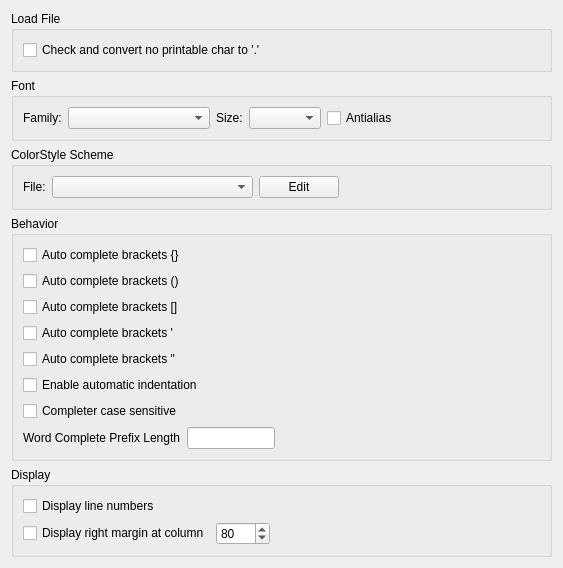
Qt form liteidex/src/plugins/liteeditor/liteeditoroption.ui (visualfc/liteide) before a commit.
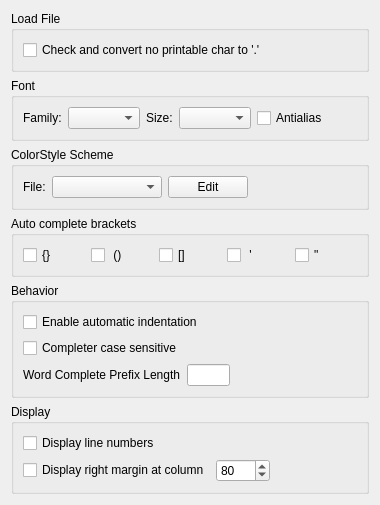
The same form after that commit.

What changed in the file:
```diff
--- a/liteidex/src/plugins/liteeditor/liteeditoroption.ui
+++ b/liteidex/src/plugins/liteeditor/liteeditoroption.ui
@@ -6,8 +6,8 @@
    <rect>
     <x>0</x>
     <y>0</y>
-    <width>563</width>
-    <height>487</height>
+    <width>380</width>
+    <height>425</height>
    </rect>
   </property>
   <property name="windowTitle">
@@ -140,46 +140,55 @@
     </widget>
    </item>
    <item>
-    <widget class="QGroupBox" name="groupBox_3">
+    <widget class="QGroupBox" name="groupBox_6">
      <property name="title">
-      <string>Behavior</string>
+      <string>Auto complete brackets</string>
      </property>
-     <layout class="QVBoxLayout" name="verticalLayout_2">
+     <layout class="QHBoxLayout" name="horizontalLayout_5">
       <item>
        <widget class="QCheckBox" name="autoBraces0CheckBox">
         <property name="text">
-         <string>Auto complete brackets {}</string>
+         <string>{}</string>
         </property>
        </widget>
       </item>
       <item>
        <widget class="QCheckBox" name="autoBraces1CheckBox">
         <property name="text">
-         <string>Auto complete brackets ()</string>
+         <string> ()</string>
         </property>
        </widget>
       </item>
       <item>
        <widget class="QCheckBox" name="autoBraces2CheckBox">
         <property name="text">
-         <string>Auto complete brackets []</string>
+         <string>[]</string>
         </property>
        </widget>
       </item>
       <item>
        <widget class="QCheckBox" name="autoBraces3CheckBox">
         <property name="text">
-         <string>Auto complete brackets '</string>
+         <string> '</string>
         </property>
        </widget>
       </item>
       <item>
        <widget class="QCheckBox" name="autoBraces4CheckBox">
         <property name="text">
-         <string>Auto complete brackets &quot;</string>
+         <string>&quot;</string>
         </property>
        </widget>
       </item>
+     </layout>
+    </widget>
+   </item>
+   <item>
+    <widget class="QGroupBox" name="groupBox_3">
+     <property name="title">
+      <string>Behavior</string>
+     </property>
+     <layout class="QVBoxLayout" name="verticalLayout_2">
       <item>
        <widget class="QCheckBox" name="autoIndentCheckBox">
         <property name="text">
@@ -284,19 +293,6 @@
      </layout>
     </widget>
    </item>
-   <item>
-    <spacer name="verticalSpacer">
-     <property name="orientation">
-      <enum>Qt::Vertical</enum>
-     </property>
-     <property name="sizeHint" stdset="0">
-      <size>
-       <width>20</width>
-       <height>40</height>
-      </size>
-     </property>
-    </spacer>
-   </item>
   </layout>
  </widget>
  <resources/>
```
